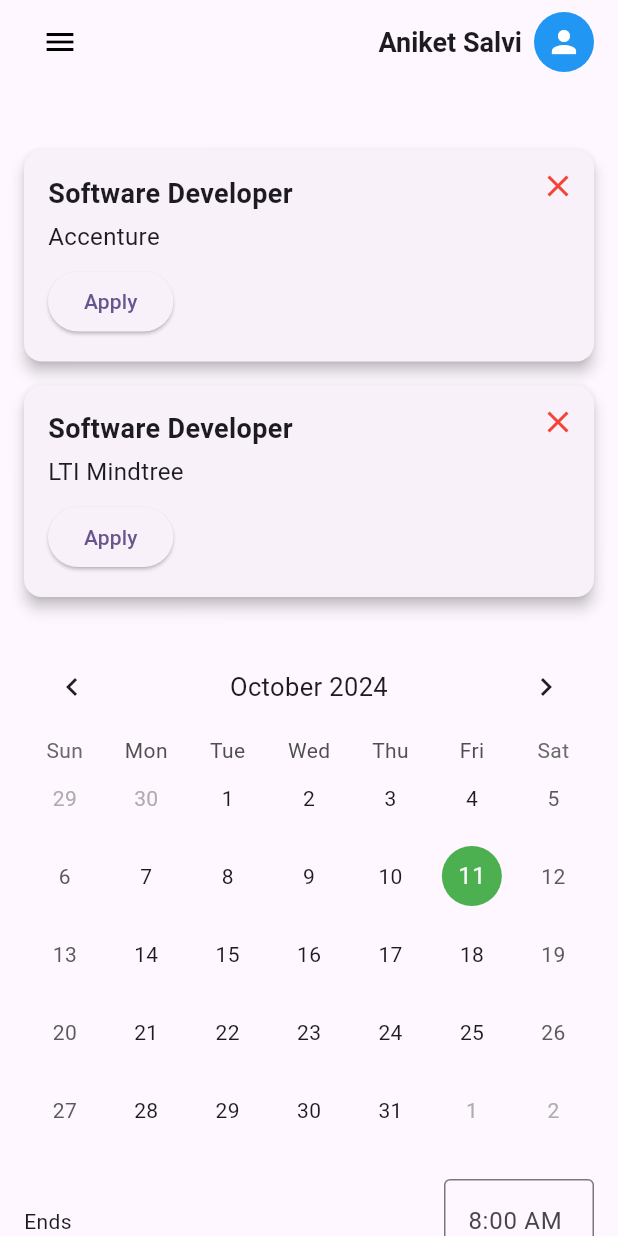
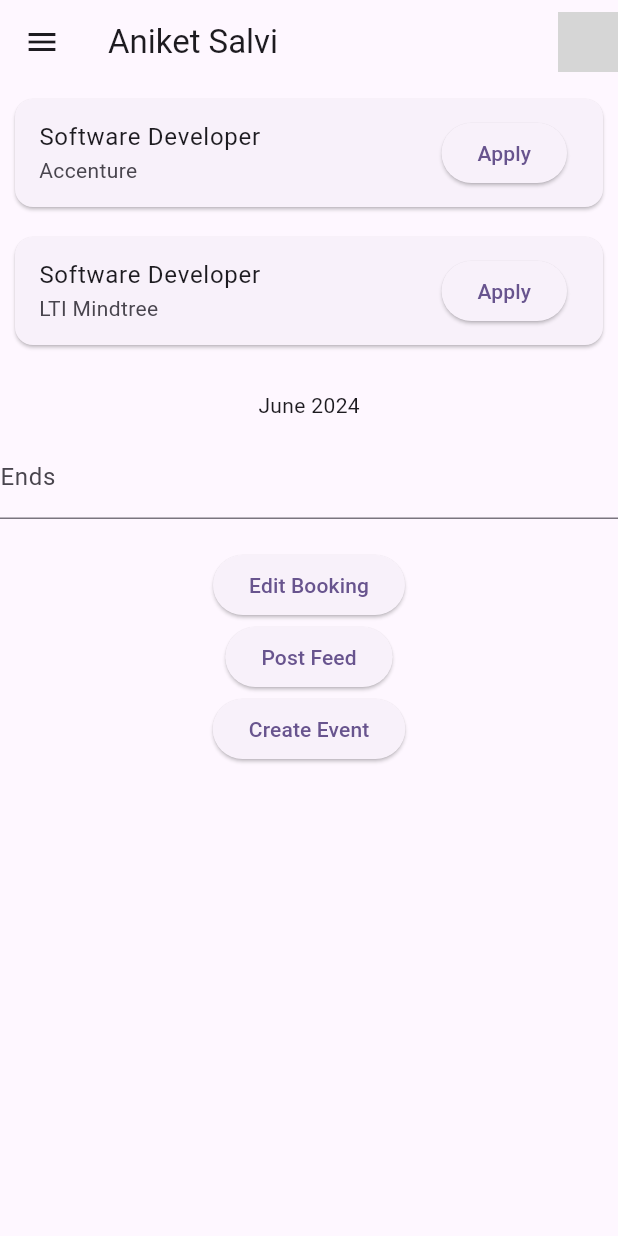
Before and after one commit to Aniket113/Hungsforbugs, a Flutter app: the screen it shows after launch, after a tap on "Sign In", on a phone screen of 412 x 824 dp. Run offline on Flutter 3.47's test engine with Material 3 defaults, Android fonts, the light colour scheme and no system bars; drawn by our look-alikes of table_calendar; grey boxes are pictures that could not be loaded.

Commit message:
added company home

```diff
--- /dev/null
+++ b/lib/company/company_home.dart
@@ -0,0 +1,143 @@
+import 'package:flutter/material.dart';
+
+class DashboardScreen extends StatelessWidget {
+  @override
+  Widget build(BuildContext context) {
+    return Scaffold(
+      appBar: AppBar(
+        title: Text("Aniket Salvi"),
+        actions: [
+          CircleAvatar(
+            backgroundImage: AssetImage('assets/profile.png'), // Add your profile image
+          ),
+        ],
+        // Remove leading icon and use a button to open Drawer.
+        leading: Builder(
+          builder: (context) {
+            return IconButton(
+              icon: Icon(Icons.menu),
+              onPressed: () {
+                // Open the Drawer when the menu icon is clicked
+                Scaffold.of(context).openDrawer();
+              },
+            );
+          },
+        ),
+      ),
+      drawer: Drawer(
+        child: ListView(
+          padding: EdgeInsets.zero, // Removes default padding from the Drawer
+          children: [
+            DrawerHeader(
+              decoration: BoxDecoration(
+                color: Colors.blue, // You can customize this color
+              ),
+              child: Text(
+                "Home",
+                style: TextStyle(
+                  color: Colors.white,
+                  fontSize: 24,
+                ),
+              ),
+            ),
+            ListTile(
+              title: Text('Add Company Details'),
+              leading: Icon(Icons.business),
+              onTap: () {
+                // Handle action for Add Company Details
+              },
+            ),
+            ListTile(
+              title: Text('Create Notice'),
+              leading: Icon(Icons.note),
+              onTap: () {
+                // Handle action for Create Notice
+              },
+            ),
+            ListTile(
+              title: Text('Create Report'),
+              leading: Icon(Icons.report),
+              onTap: () {
+                // Handle action for Create Report
+              },
+            ),
+            ListTile(
+              title: Text('Post Feed'),
+              leading: Icon(Icons.feed),
+              onTap: () {
+                // Handle action for Post Feed
+              },
+            ),
+          ],
+        ),
+      ),
+      body: SingleChildScrollView(
+        child: Column(
+          children: [
+            JobCard(jobTitle: "Software Developer", companyName: "Accenture"),
+            JobCard(jobTitle: "Software Developer", companyName: "LTI Mindtree"),
+
+            SizedBox(height: 20),
+
+            CalendarSection(),
+
+            SizedBox(height: 20),
+
+            ButtonSection(),
+          ],
+        ),
+      ),
+    );
+  }
+}
+
+class JobCard extends StatelessWidget {
+  final String jobTitle;
+  final String companyName;
+
+  JobCard({required this.jobTitle, required this.companyName});
+
+  @override
+  Widget build(BuildContext context) {
+    return Card(
+      margin: EdgeInsets.all(10),
+      child: ListTile(
+        title: Text(jobTitle),
+        subtitle: Text(companyName),
+        trailing: ElevatedButton(onPressed: () {}, child: Text('Apply')),
+      ),
+    );
+  }
+}
+
+class CalendarSection extends StatelessWidget {
+  @override
+  Widget build(BuildContext context) {
+    return Column(
+      children: [
+        Text("June 2024"),
+        // Add a calendar widget (TableCalendar package can be used here)
+        SizedBox(height: 10),
+        TextField(
+          decoration: InputDecoration(
+            labelText: "Ends",
+            suffixText: "8:00 AM",
+          ),
+        ),
+      ],
+    );
+  }
+}
+
+class ButtonSection extends StatelessWidget {
+  @override
+  Widget build(BuildContext context) {
+    return Column(
+      children: [
+        ElevatedButton(onPressed: () {}, child: Text('Edit Booking')),
+        ElevatedButton(onPressed: () {}, child: Text('Post Feed')),
+        ElevatedButton(onPressed: () {}, child: Text('Create Event')),
+      ],
+    );
+  }
+}
--- a/lib/loginn.dart
+++ b/lib/loginn.dart
@@ -1,4 +1,5 @@
 import 'package:flutter/material.dart';
+import 'package:placement1/company/company_home.dart';
 import 'package:placement1/student/home.dart';
 
 class LoginPage extends StatefulWidget {
@@ -20,7 +21,7 @@
       // Navigate to the home page after successful login
       Navigator.push(
         context,
-        MaterialPageRoute(builder: (context) => JobApplicationHome()),
+        MaterialPageRoute(builder: (context) => DashboardScreen()),
       );
     }
   }
@@ -127,8 +128,8 @@
                   onPressed: _login,
                   child: Text('Sign In'),
                   style: ElevatedButton.styleFrom(
-                    primary: Colors.blueGrey, // Change button color
-                    onPrimary: Colors.white, // Text color
+                    backgroundColor: Colors.blueGrey, // Change button color
+                    //   onPrimary: Colors.white, // Text color
                     padding: EdgeInsets.symmetric(horizontal: 40, vertical: 15),
                     shape: RoundedRectangleBorder(
                       borderRadius: BorderRadius.circular(10), // Rounded corners
--- a/pubspec.yaml
+++ b/pubspec.yaml
@@ -35,11 +35,13 @@
   # The following adds the Cupertino Icons font to your application.
   # Use with the CupertinoIcons class for iOS style icons.
   cupertino_icons: ^1.0.2
+  table_calendar: ^3.1.2
+
 
 dev_dependencies:
   flutter_test:
     sdk: flutter
-  table_calendar: ^3.1.2
+
   flutter_lints: ^2.0.0
 
 
```
Also changed, not shown: lib/main.dart (+3 -37 lines), pubspec.lock, 1 other file.
